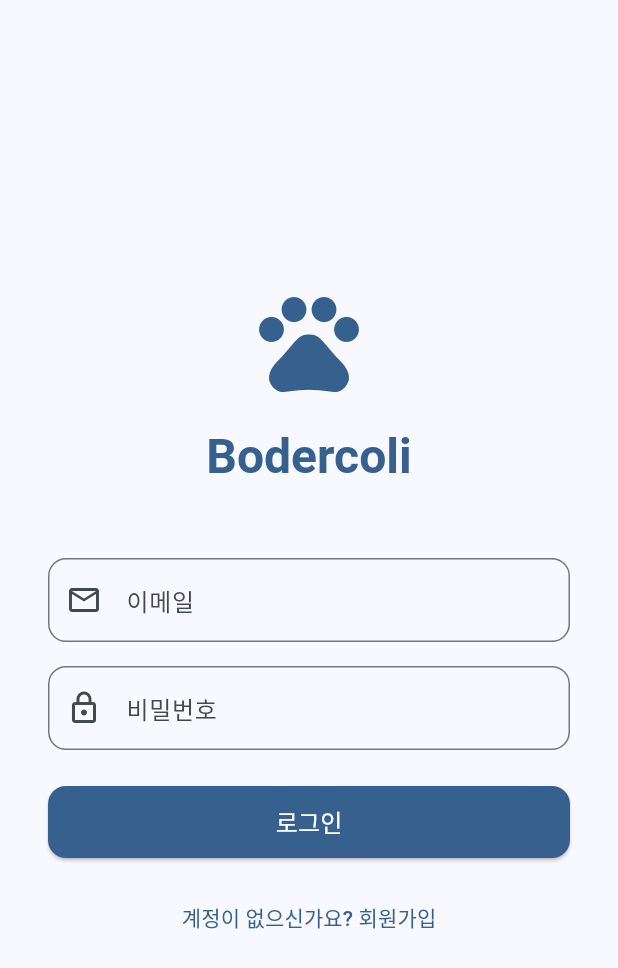
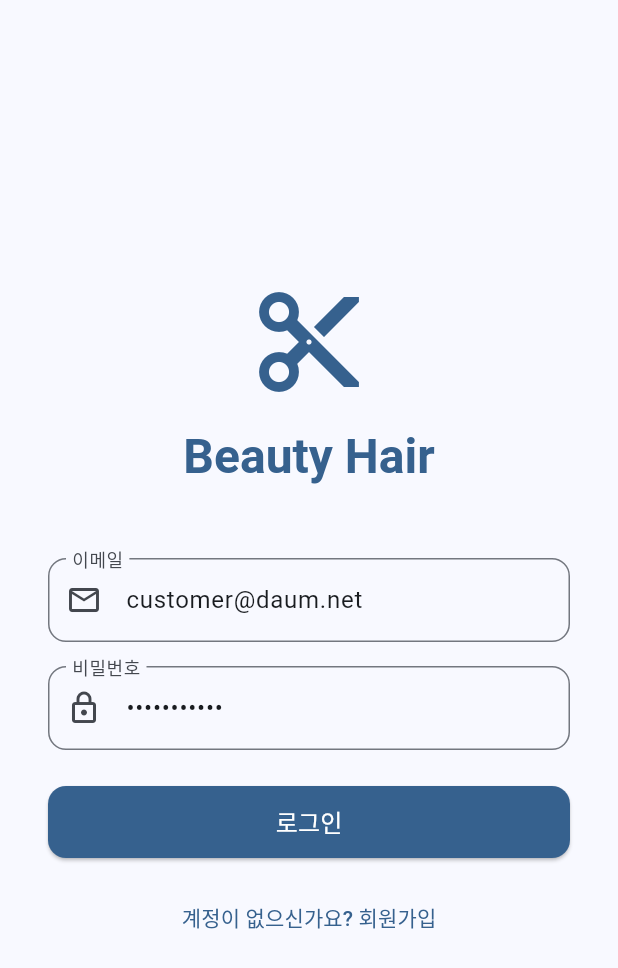
Before and after one commit to dota-pilot1/beauty_hair_flutter, a Flutter app: the screen it shows after launch, on a phone screen of 412 x 824 dp. Shown: the top 968 px of the screen. Run offline on Flutter 3.47's test engine with Material 3 defaults, Android fonts, the phone set to English and light mode, and no system bars; our stand-ins replace dio, shared_preferences.

Commit message:
feat: 로그인 API 연동 + 토큰 저장
- dio로 BeautyBook API 로그인 연동 (POST /api/auth/login)
- SharedPreferences에 accessToken/refreshToken 저장
- 테스트 고객 계정 기본값 세팅 (customer@daum.net)
- 앱 타이틀/아이콘 Beauty Hair로 변경

Co-Authored-By: Claude Opus 4.6 (1M context) <noreply@anthropic.com>

```diff
--- a/lib/pages/chat_page.dart
+++ b/lib/pages/chat_page.dart
@@ -53,7 +53,7 @@ class _ChatPageState extends State<ChatPage> {
     return Scaffold(
       appBar: AppBar(
         backgroundColor: Theme.of(context).colorScheme.inversePrimary,
-        title: const Text('Bodercoli'),
+        title: const Text('Beauty Hair'),
       ),
       // SafeArea는 화면의 안전 영역을 고려하여 자식 위젯을 배치하는 위젯입니다.
       body: SafeArea(
--- a/lib/pages/login_page.dart
+++ b/lib/pages/login_page.dart
@@ -1,4 +1,6 @@
 import 'package:flutter/material.dart';
+import 'package:shared_preferences/shared_preferences.dart';
+import '../services/auth_service.dart';
 import 'chat_page.dart';
 
 class LoginPage extends StatefulWidget {
@@ -9,8 +11,10 @@ class LoginPage extends StatefulWidget {
 }
 
 class _LoginPageState extends State<LoginPage> {
-  final TextEditingController _emailController = TextEditingController();
-  final TextEditingController _passwordController = TextEditingController();
+  final AuthService _authService = AuthService();
+  final TextEditingController _emailController = TextEditingController(text: 'customer@daum.net');
+  final TextEditingController _passwordController = TextEditingController(text: 'password123');
+  bool _isLoading = false;
 
   @override
   void dispose() {
@@ -19,7 +23,7 @@ class _LoginPageState extends State<LoginPage> {
     super.dispose();
   }
 
-  void _login() {
+  Future<void> _login() async {
     final email = _emailController.text.trim();
     final password = _passwordController.text.trim();
 
@@ -30,11 +34,29 @@ class _LoginPageState extends State<LoginPage> {
       return;
     }
 
-    // TODO: 실제 인증 로직은 BeautyBook API 연동 시 구현
+    setState(() => _isLoading = true);
+
+    try {
+      final data = await _authService.login(email, password);
+      if (!mounted) return;
+
+      final prefs = await SharedPreferences.getInstance();
+      await prefs.setString('accessToken', data['accessToken']);
+      await prefs.setString('refreshToken', data['refreshToken']);
+
       Navigator.pushReplacement(
         context,
         MaterialPageRoute(builder: (context) => const ChatPage()),
       );
+    } catch (e) {
+      debugPrint('로그인 에러: $e');
+      if (!mounted) return;
+      ScaffoldMessenger.of(context).showSnackBar(
+        SnackBar(content: Text('로그인 실패: $e')),
+      );
+    } finally {
+      if (mounted) setState(() => _isLoading = false);
+    }
   }
 
   @override
@@ -49,13 +71,13 @@ class _LoginPageState extends State<LoginPage> {
               children: [
                 // 앱 로고/타이틀
                 Icon(
-                  Icons.pets,
+                  Icons.content_cut,
                   size: 80,
                   color: Theme.of(context).colorScheme.primary,
                 ),
                 const SizedBox(height: 16),
                 Text(
-                  'Bodercoli',
+                  'Beauty Hair',
                   style: Theme.of(context).textTheme.headlineLarge?.copyWith(
                     fontWeight: FontWeight.bold,
                     color: Theme.of(context).colorScheme.primary,
@@ -97,7 +119,7 @@ class _LoginPageState extends State<LoginPage> {
                   width: double.infinity,
                   height: 48,
                   child: ElevatedButton(
-                    onPressed: _login,
+                    onPressed: _isLoading ? null : _login,
                     style: ElevatedButton.styleFrom(
                       backgroundColor: Theme.of(context).colorScheme.primary,
                       foregroundColor: Colors.white,
@@ -105,7 +127,16 @@ class _LoginPageState extends State<LoginPage> {
                         borderRadius: BorderRadius.circular(12),
                       ),
                     ),
-                    child: const Text(
+                    child: _isLoading
+                        ? const SizedBox(
+                            width: 20,
+                            height: 20,
+                            child: CircularProgressIndicator(
+                              strokeWidth: 2,
+                              color: Colors.white,
+                            ),
+                          )
+                        : const Text(
                             '로그인',
                             style: TextStyle(fontSize: 16),
                           ),
--- /dev/null
+++ b/lib/services/auth_service.dart
@@ -0,0 +1,18 @@
+import 'package:dio/dio.dart';
+
+class AuthService {
+  static const String baseUrl = 'https://dxline-tallent.com/api';
+
+  final Dio _dio = Dio(BaseOptions(
+    baseUrl: baseUrl,
+    contentType: 'application/json',
+  ));
+
+  Future<Map<String, dynamic>> login(String email, String password) async {
+    final response = await _dio.post('/auth/login', data: {
+      'email': email,
+      'password': password,
+    });
+    return response.data;
+  }
+}
--- a/pubspec.yaml
+++ b/pubspec.yaml
@@ -34,6 +34,8 @@ dependencies:
   # The following adds the Cupertino Icons font to your application.
   # Use with the CupertinoIcons class for iOS style icons.
   cupertino_icons: ^1.0.8
+  dio: ^5.9.2
+  shared_preferences: ^2.5.5
 
 dev_dependencies:
   flutter_test:
```
Also changed, not shown: pubspec.lock, 10 other files. Lines whose indentation alone changed are shown as unchanged.
